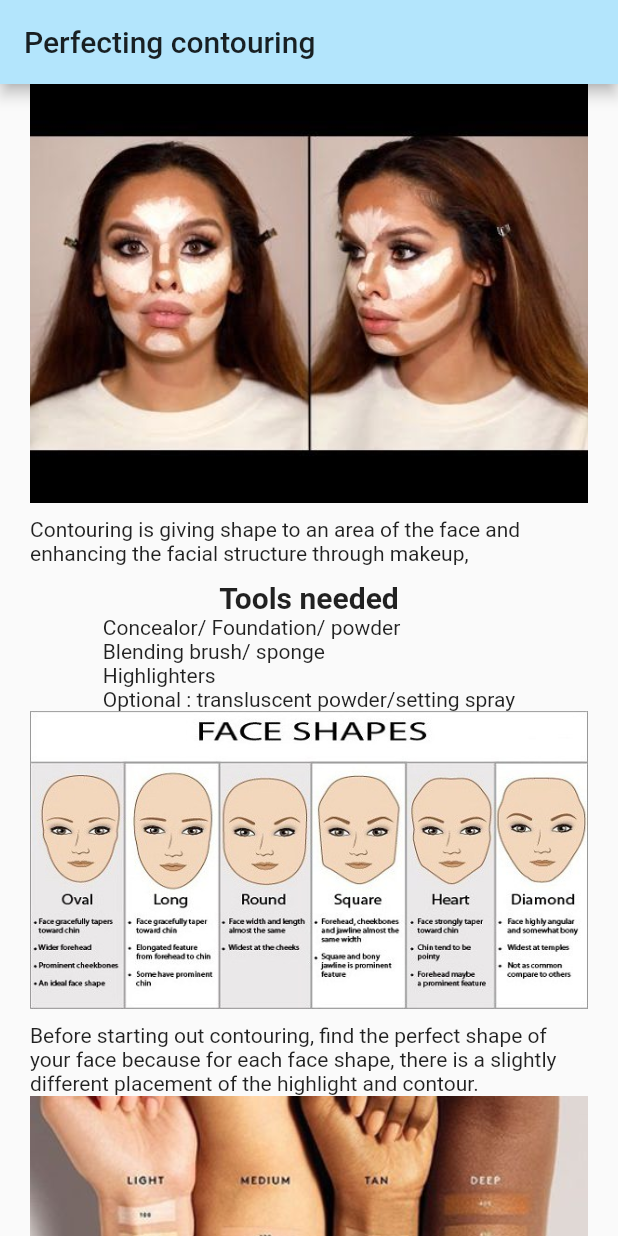
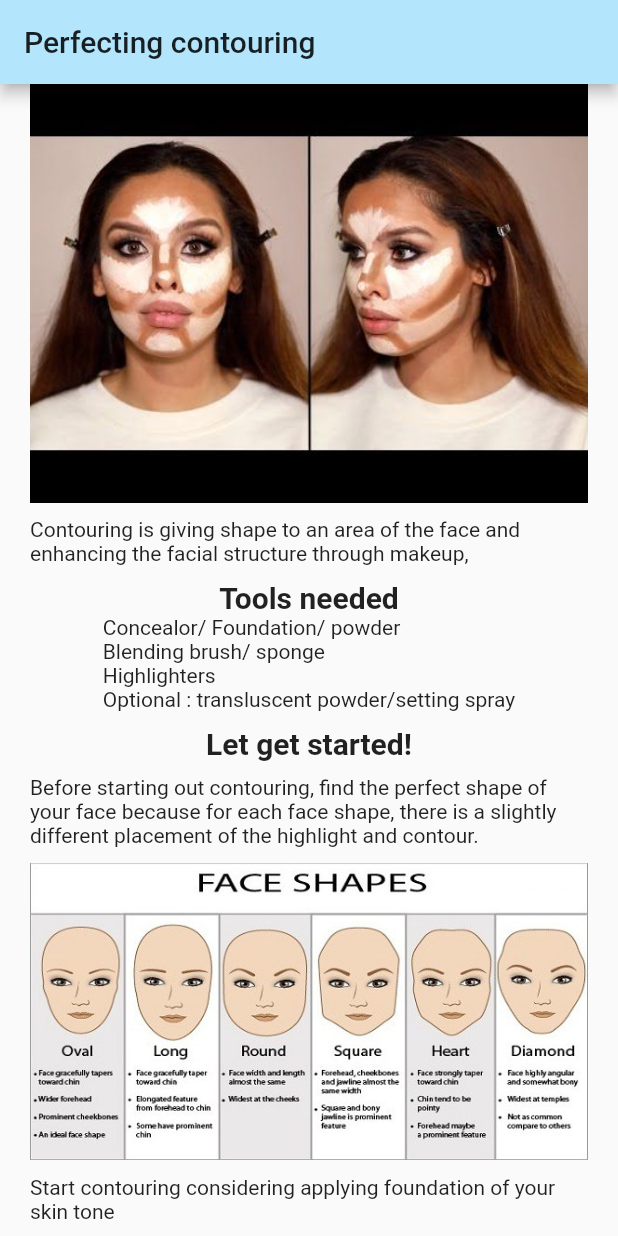
Before and after one commit to JosephineAkello/makeupBuddy, a Flutter app: the Contuors screen opened directly, on a phone screen of 412 x 824 dp. Run offline on Flutter 3.47's test engine with Material 2 defaults, Android fonts, the phone set to English and light mode, and no system bars; missing offline and left inert: youtube_player.

Commit message:
rearrange image and texts positions

```diff
--- a/lib/morescreens/contouring.dart
+++ b/lib/morescreens/contouring.dart
@@ -26,13 +26,22 @@ class Contuors extends StatelessWidget {
                   'Blending brush/ sponge\n'
                   'Highlighters\n'
                   'Optional : transluscent powder/setting spray'),
-              Image.asset('assets/faceshapes.jpg'),
+              SizedBox(
+                height: 10.0,
+              ),
+              Text(
+                'Let get started!',
+                style: TextStyle(fontWeight: FontWeight.bold, fontSize: 20.0),
+              ),
               SizedBox(
                 height: 10.0,
               ),
               Text(
                   'Before starting out contouring, find the perfect shape of your face because for each face shape, there is a slightly different placement of the highlight and contour.'),
-              Image.asset('assets/colorsconcealors.jpg'),
+              SizedBox(
+                height: 10.0,
+              ),
+              Image.asset('assets/faceshapes.jpg'),
               SizedBox(
                 height: 10.0,
               ),
@@ -41,7 +50,7 @@ class Contuors extends StatelessWidget {
               SizedBox(
                 height: 10.0,
               ),
-              Image.asset('assets/lighterfoundation.jpg'),
+              Image.asset('assets/colorsconcealors.jpg'),
               SizedBox(
                 height: 10.0,
               ),
@@ -51,14 +60,17 @@ class Contuors extends StatelessWidget {
               SizedBox(
                 height: 10.0,
               ),
-              Image.asset('assets/darkerfoundation.png'),
+              Image.asset('assets/lighterfoundation.jpg'),
               SizedBox(
                 height: 10.0,
               ),
               Text(
                   'Apply foundation darker than your skin tone your contour in the shape of a 3, starting from your forehead, coming in just'
                   'under your cheekbones and going down towards your chin. These are the places your face would naturally be shadowed from the sun.'),
-              Image.asset('assets/blending.JPG'),
+              SizedBox(
+                height: 10.0,
+              ),
+              Image.asset('assets/darkerfoundation.png'),
               SizedBox(
                 height: 10.0,
               ),
@@ -67,7 +79,7 @@ class Contuors extends StatelessWidget {
               SizedBox(
                 height: 10.0,
               ),
-              Image.asset('assets/highlighter.jpeg'),
+              Image.asset('assets/blending.JPG'),
               SizedBox(
                 height: 10.0,
               ),
@@ -77,12 +89,16 @@ class Contuors extends StatelessWidget {
               SizedBox(
                 height: 10.0,
               ),
-              Image.asset('assets/finalcontour.jpg'),
+              Image.asset('assets/highlighter.jpeg'),
               SizedBox(
                 height: 10.0,
               ),
               Text(
                   'Now you can finish the rest of your makeup! With practice, you will learn what is best for your own skin type and color over time, place your desired contour shape'),
+              SizedBox(
+                height: 10.0,
+              ),
+              Image.asset('assets/finalcontour.jpg'),
             ])));
   }
 }
```
